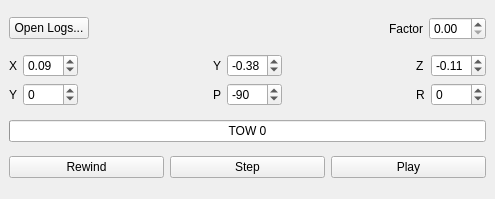
Old version of the form basestation/logplayer.ui in the repository wpfhtl/octocopter.
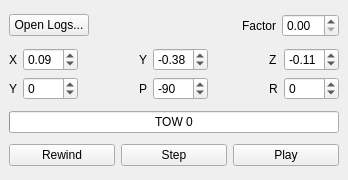
New version of the form.

```diff
--- a/basestation/logplayer.ui
+++ b/basestation/logplayer.ui
@@ -6,8 +6,8 @@
    <rect>
     <x>0</x>
     <y>0</y>
-    <width>495</width>
-    <height>199</height>
+    <width>348</width>
+    <height>180</height>
    </rect>
   </property>
   <property name="sizePolicy">
@@ -18,8 +18,8 @@
   </property>
   <property name="minimumSize">
    <size>
-    <width>317</width>
-    <height>199</height>
+    <width>215</width>
+    <height>170</height>
    </size>
   </property>
   <property name="windowTitle">
```
